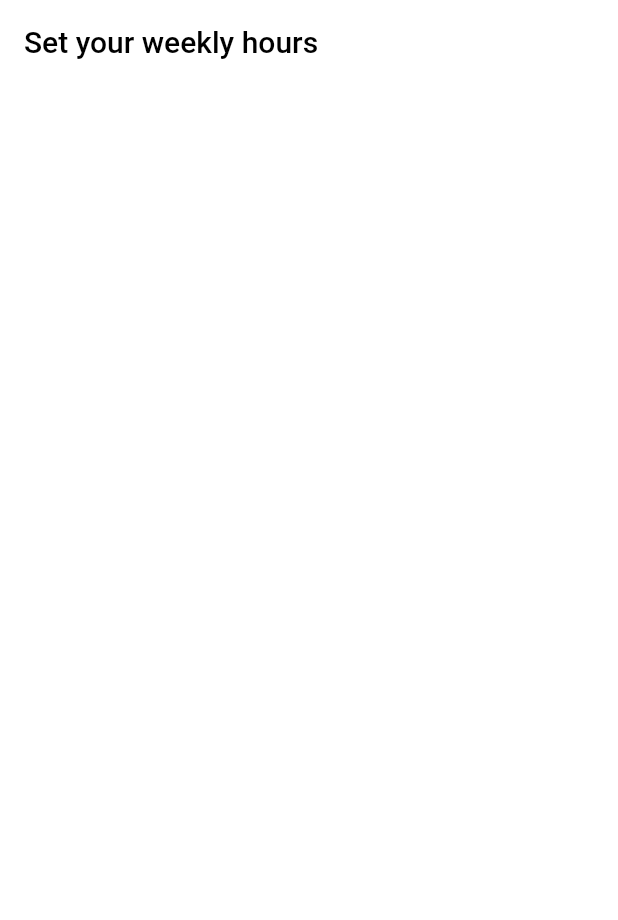
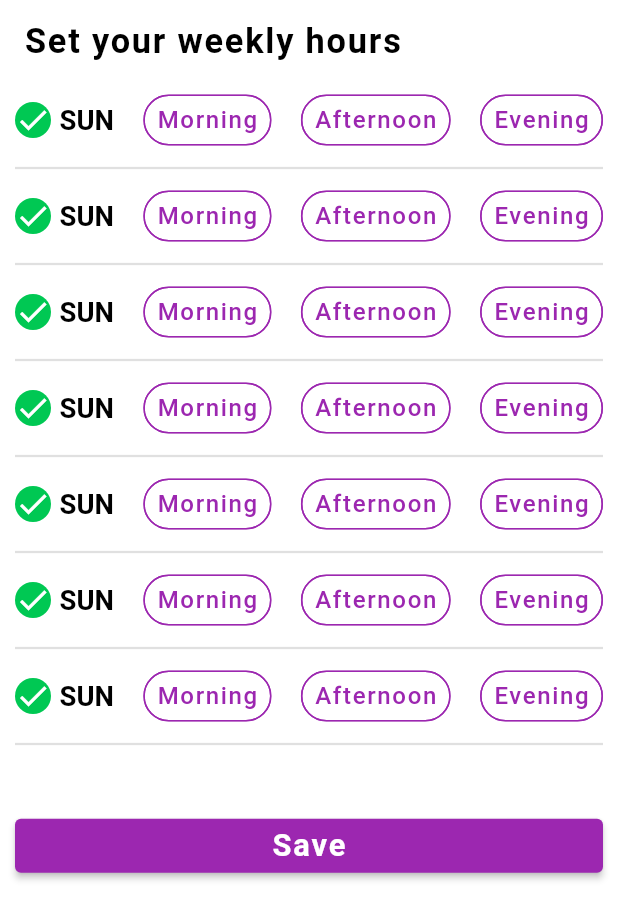
Before and after one commit to jishnup57/MachineTaskWaybeo, a Flutter app: the screen it shows after launch, on a phone screen of 412 x 824 dp. Shown: the top 920 px of the screen. Run offline on Flutter 3.47's test engine with Material 2 defaults, Android fonts, the phone set to English and light mode, and no system bars; our stand-ins replace flutter_screenutil, google_fonts.

Commit message:
pub updated

```diff
--- a/lib/app/shedule/view/shedule_view.dart
+++ b/lib/app/shedule/view/shedule_view.dart
@@ -1,19 +1,107 @@
 import 'package:flutter/material.dart';
+import 'package:flutter_screenutil/flutter_screenutil.dart';
+import 'package:weeklysheduler/app/utils/styles.dart';
 
 class SheduleView extends StatelessWidget {
   const SheduleView({Key? key}) : super(key: key);
 
   @override
   Widget build(BuildContext context) {
+    ScreenUtil.init(context);
     return Scaffold(
       appBar: AppBar(
-        title: const Text(
+        title: Text(
           "Set your weekly hours",
-          style: TextStyle(color: Colors.black),
+          style: AppStyle.appBarText.copyWith(fontSize: 20.sp),
         ),
         backgroundColor: Colors.white,
         elevation: 0,
       ),
+      body: Padding(
+        padding: const EdgeInsets.symmetric(horizontal: 10.0),
+        child: ListView(
+          children: [
+            ListView.separated(
+              physics: const NeverScrollableScrollPhysics(),
+              shrinkWrap: true,
+              itemBuilder: (context, index) {
+                return  Row(
+              mainAxisAlignment: MainAxisAlignment.spaceBetween,
+              children: const [
+                TickMark(),
+                ChipWidget(title: "Morning"),
+                ChipWidget(title: "Afternoon"),
+                ChipWidget(title: "Evening"),
+              ],
+            );
+              },
+              separatorBuilder: (context, index) => const Divider(thickness: 1.5,),
+              itemCount: 7,
+            ),
+             const Divider(thickness: 1.5,),
+            SizedBox(
+              height: 30.h,
+            ),
+            ElevatedButton(onPressed: (){}, child:  Text("Save",style: AppStyle.appBarText.copyWith(color: Colors.white,fontSize: 18.sp),))
+          ],
+        ),
+      ),
     );
   }
 }
+
+class ChipWidget extends StatelessWidget {
+  const ChipWidget({
+    Key? key,
+    required this.title,
+  }) : super(key: key);
+  final String title;
+  @override
+  Widget build(BuildContext context) {
+    return ActionChip(
+      padding: EdgeInsets.zero,
+      label: Text(
+        title,
+        style:
+            AppStyle.timeText.copyWith(color: Colors.purple, fontSize: 14.sp),
+      ),
+      onPressed: () {},
+      backgroundColor: Colors.white,
+      shape: const StadiumBorder(
+          side: BorderSide(
+        width: 1,
+        color: Colors.purple,
+      )),
+    );
+  }
+}
+
+class TickMark extends StatelessWidget {
+  const TickMark({Key? key}) : super(key: key);
+
+  @override
+  Widget build(BuildContext context) {
+    return Row(
+      mainAxisAlignment: MainAxisAlignment.spaceBetween,
+      children: [
+        ClipRRect(
+          borderRadius: BorderRadius.circular(20.w),
+          child: Container(
+            color: Colors.greenAccent.shade700,
+            child: const Icon(
+              Icons.check,
+              color: Colors.white,
+            ),
+          ),
+        ),
+        SizedBox(
+          width: 5.w,
+        ),
+        Text(
+          "SUN",
+          style: AppStyle.weekText.copyWith(fontSize: 16.sp),
+        )
+      ],
+    );
+  }
+}
--- a/lib/app/utils/styles.dart
+++ b/lib/app/utils/styles.dart
@@ -0,0 +1,21 @@
+import 'package:flutter/material.dart';
+import 'package:google_fonts/google_fonts.dart';
+
+class AppStyle {
+  static final appBarText = TextStyle(
+    color: Colors.black,
+    fontWeight: FontWeight.w600,
+    fontFamily: GoogleFonts.roboto().fontFamily,
+    letterSpacing: 1.2,
+  );
+    static final weekText = TextStyle(
+    color: Colors.black,
+    fontWeight: FontWeight.bold,
+    fontFamily: GoogleFonts.roboto().fontFamily,
+  );
+      static final timeText = TextStyle(
+    color: Colors.black,
+    fontFamily: GoogleFonts.roboto().fontFamily,
+    letterSpacing: 1.1,
+  );
+}
--- a/lib/main.dart
+++ b/lib/main.dart
@@ -1,7 +1,8 @@
 import 'package:flutter/material.dart';
+import 'package:flutter_screenutil/flutter_screenutil.dart';
 import 'package:weeklysheduler/app/shedule/view/shedule_view.dart';
 
-void main(){
+void main() {
   runApp(const MyApp());
 }
 
@@ -10,13 +11,19 @@ class MyApp extends StatelessWidget {
 
   @override
   Widget build(BuildContext context) {
-    return MaterialApp(
-      theme: ThemeData(
-        primarySwatch: Colors.purple,
-        scaffoldBackgroundColor: Colors.white
-      ),
-      debugShowCheckedModeBanner: false,
-      home: const SheduleView(),
+    return ScreenUtilInit(
+      designSize: const Size(360, 690),
+      minTextAdapt: true,
+      splitScreenMode: true,
+      builder: (context, child) {
+        return MaterialApp(
+        theme: ThemeData(
+            primarySwatch: Colors.purple,
+            scaffoldBackgroundColor: Colors.white),
+        debugShowCheckedModeBanner: false,
+        home: const SheduleView(),
+      );
+      },
     );
   }
 }
```
Also changed, not shown: pubspec.yaml (+6 -6 lines), pubspec.lock.
